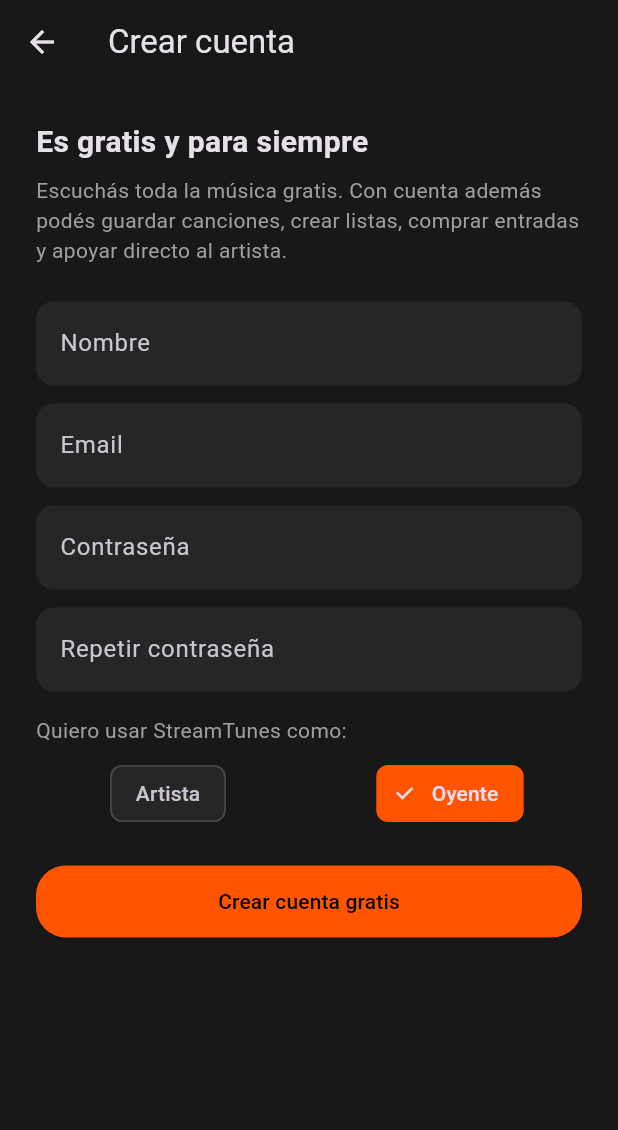
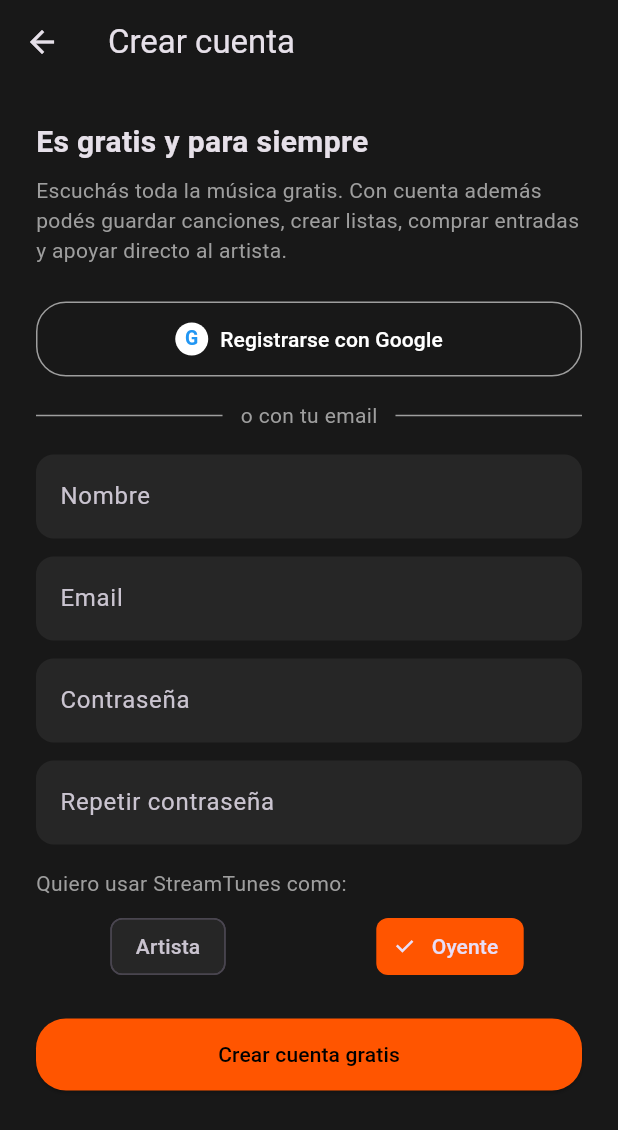
Before and after one commit to dtoconas78-web/Streamtunes, a Flutter app: the RegistroScreen screen opened directly, on a phone screen of 412 x 824 dp. Shown: the top 1130 px of the screen. Run offline on Flutter 3.47's test engine with Material 3 defaults, Android fonts, the phone set to English and light mode, and no system bars; accounts and stored records are empty.

Commit message:
feat: registro tambien con Google (boton y selector de rol compartidos)

```diff
--- a/lib/views/screens/registro_screen.dart
+++ b/lib/views/screens/registro_screen.dart
@@ -3,9 +3,11 @@
 import 'package:streamtunes_demo/theme/colores.dart';
 import 'package:streamtunes_demo/utils/formularios.dart';
 import 'package:streamtunes_demo/viewmodels/auth_viewmodel.dart';
+import 'package:streamtunes_demo/views/widgets/boton_google.dart';
 import 'package:streamtunes_demo/views/widgets/boton_principal.dart';
+import 'package:streamtunes_demo/views/widgets/elegir_rol.dart';
 
-// Registro de cuenta gratis: nombre, email, contraseña y rol.
+// Registro de cuenta gratis: con Google o con email + contraseña.
 // Al registrar, el home de main.dart cambia solo; esta pantalla se saca del stack.
 class RegistroScreen extends StatefulWidget {
   const RegistroScreen({super.key});
@@ -32,6 +34,28 @@
     super.dispose();
   }
 
+  void _error(String mensaje) {
+    ScaffoldMessenger.of(context).hideCurrentSnackBar();
+    ScaffoldMessenger.of(context).showSnackBar(SnackBar(content: Text(mensaje)));
+  }
+
+  // Con backend real, si la cuenta de Google todavía no existe se crea acá
+  // (mismo flujo: FirebaseAuth crea la cuenta con el credential de Google).
+  Future<void> _registrarConGoogle() async {
+    if (_cargando) return;
+    final rol = await elegirRol(context, titulo: '¿Cómo te registrás con Google?');
+    if (rol == null) return;
+    setState(() => _cargando = true);
+    try {
+      await authViewModel.loginConGoogle(rol: rol);
+      if (mounted) Navigator.popUntil(context, (route) => route.isFirst);
+    } catch (_) {
+      if (!mounted) return;
+      _error('No se pudo crear la cuenta. Probá de nuevo.');
+      setState(() => _cargando = false);
+    }
+  }
+
   Future<void> _registrar() async {
     if (!_formKey.currentState!.validate() || _cargando) return;
     setState(() => _cargando = true);
@@ -45,10 +69,7 @@
       if (mounted) Navigator.popUntil(context, (route) => route.isFirst);
     } catch (_) {
       if (!mounted) return;
-      ScaffoldMessenger.of(context).hideCurrentSnackBar();
-      ScaffoldMessenger.of(context).showSnackBar(
-        const SnackBar(content: Text('No se pudo crear la cuenta. Probá de nuevo.')),
-      );
+      _error('No se pudo crear la cuenta. Probá de nuevo.');
       setState(() => _cargando = false);
     }
   }
@@ -60,8 +81,6 @@
       body: SafeArea(
         child: SingleChildScrollView(
           padding: const EdgeInsets.all(24),
-          child: Form(
-            key: _formKey,
           child: Column(
             crossAxisAlignment: CrossAxisAlignment.start,
             children: [
@@ -75,6 +94,31 @@
                 style: TextStyle(color: Colors.grey, fontSize: 14),
               ),
               const SizedBox(height: 24),
+              if (_cargando)
+                const Center(child: CircularProgressIndicator(color: colorAcento))
+              else ...[
+                BotonGoogle(
+                  texto: 'Registrarse con Google',
+                  onPressed: _registrarConGoogle,
+                ),
+                const SizedBox(height: 16),
+                const Row(
+                  children: [
+                    Expanded(child: Divider(color: Colors.grey)),
+                    Padding(
+                      padding: EdgeInsets.symmetric(horizontal: 12),
+                      child: Text('o con tu email', style: TextStyle(color: Colors.grey)),
+                    ),
+                    Expanded(child: Divider(color: Colors.grey)),
+                  ],
+                ),
+                const SizedBox(height: 16),
+              ],
+              Form(
+                key: _formKey,
+                child: Column(
+                  crossAxisAlignment: CrossAxisAlignment.start,
+                  children: [
                     TextFormField(
                       controller: _nombreCtrl,
                       textCapitalization: TextCapitalization.words,
@@ -114,7 +158,8 @@
                           child: ChoiceChip(
                             label: const Text('Artista'),
                             selected: _rol == RolUsuario.artista,
-                        onSelected: (_) => setState(() => _rol = RolUsuario.artista),
+                            onSelected: (_) =>
+                                setState(() => _rol = RolUsuario.artista),
                             selectedColor: colorAcento,
                             backgroundColor: colorTarjeta,
                           ),
@@ -124,7 +169,8 @@
                           child: ChoiceChip(
                             label: const Text('Oyente'),
                             selected: _rol == RolUsuario.oyente,
-                        onSelected: (_) => setState(() => _rol = RolUsuario.oyente),
+                            onSelected: (_) =>
+                                setState(() => _rol = RolUsuario.oyente),
                             selectedColor: colorAcento,
                             backgroundColor: colorTarjeta,
                           ),
@@ -132,12 +178,14 @@
                       ],
                     ),
                     const SizedBox(height: 24),
-                if (_cargando)
-                  const Center(child: CircularProgressIndicator(color: colorAcento))
-                else
-                  BotonPrincipal(texto: 'Crear cuenta gratis', onPressed: _registrar),
+                    BotonPrincipal(
+                      texto: 'Crear cuenta gratis',
+                      onPressed: _registrar,
+                    ),
                   ],
                 ),
+              ),
+            ],
           ),
         ),
       ),
--- /dev/null
+++ b/lib/views/widgets/boton_google.dart
@@ -0,0 +1,40 @@
+import 'package:flutter/material.dart';
+
+// Botón "Continuar/Registrarse con Google". Por ahora el login con Google es
+// simulado (ver services/auth_service.dart); con backend real se conecta en
+// AuthService y este botón no cambia (ver docs/AUTH_GOOGLE.md).
+class BotonGoogle extends StatelessWidget {
+  final String texto;
+  final VoidCallback onPressed;
+
+  const BotonGoogle({super.key, required this.texto, required this.onPressed});
+
+  @override
+  Widget build(BuildContext context) {
+    return SizedBox(
+      width: double.infinity,
+      child: OutlinedButton.icon(
+        style: OutlinedButton.styleFrom(
+          foregroundColor: Colors.white,
+          side: const BorderSide(color: Colors.grey),
+          padding: const EdgeInsets.symmetric(vertical: 14),
+          shape: RoundedRectangleBorder(borderRadius: BorderRadius.circular(20)),
+        ),
+        icon: const CircleAvatar(
+          radius: 11,
+          backgroundColor: Colors.white,
+          child: Text(
+            'G',
+            style: TextStyle(
+              color: Colors.blue,
+              fontWeight: FontWeight.bold,
+              fontSize: 13,
+            ),
+          ),
+        ),
+        label: Text(texto),
+        onPressed: onPressed,
+      ),
+    );
+  }
+}
```
Also changed, not shown: lib/views/screens/login_screen.dart (+7 -71 lines), lib/views/widgets/elegir_rol.dart (added, +50 -0 lines), 1 other file. Lines whose indentation alone changed are shown as unchanged.
